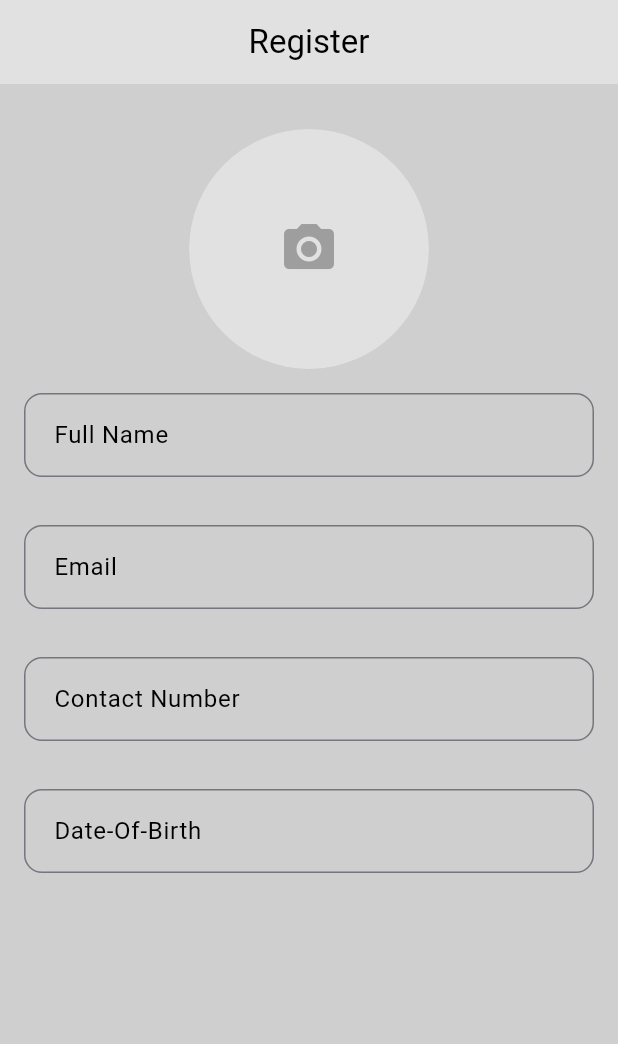
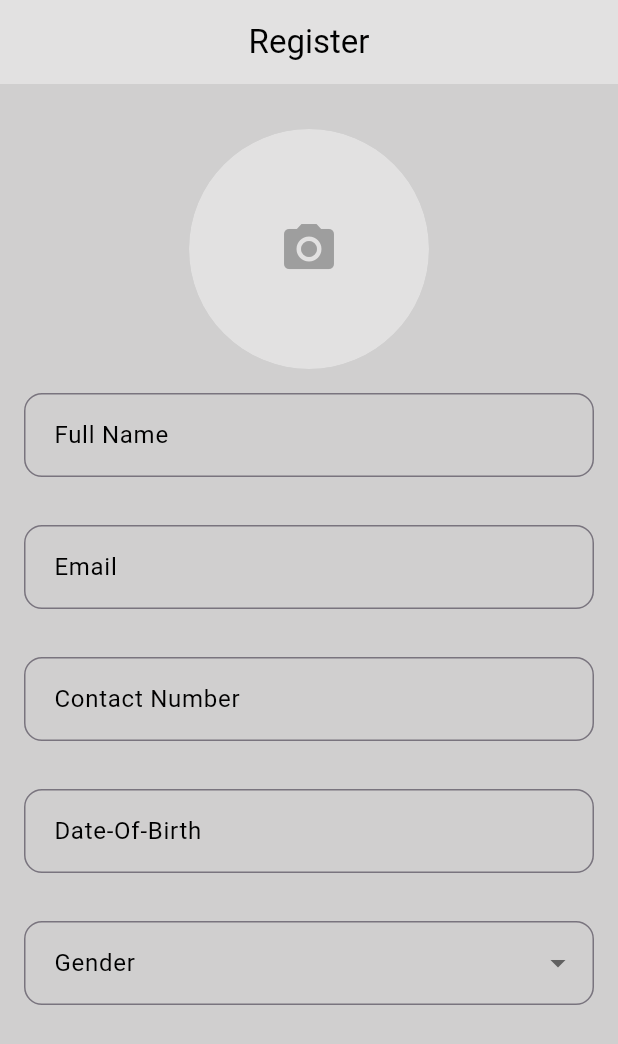
Before and after one commit to Goodwish-Engineering/Flutter-Task, a Flutter app: the screen it shows after launch, on a phone screen of 412 x 824 dp. Shown: the top 1044 px of the screen. Run offline on Flutter 3.47's test engine with Material 3 defaults, Android fonts, the light colour scheme and no system bars; our stand-ins replace email_validator, image_picker.

Commit message:
Added Gender Drop down

```diff
--- a/lib/models/student.dart
+++ b/lib/models/student.dart
@@ -2,7 +2,7 @@ class Student {
   final String fullName;
   final String email;
   final String contactNumber;
-  final DateTime dateOfBirth;
+  final String dateOfBirth;
   final String gender;
   final String profilePath;
 
--- a/lib/screens/display.dart
+++ b/lib/screens/display.dart
@@ -1,10 +1,11 @@
 import 'package:flutter/material.dart';
+import 'package:task/components/unfocus_on_tap.dart';
 
 class DisplayScreen extends StatelessWidget {
   const DisplayScreen({super.key});
 
   @override
   Widget build(BuildContext context) {
-    return Container();
+    return UnFocusOnTap(child: Scaffold());
   }
 }
--- a/lib/screens/registration.dart
+++ b/lib/screens/registration.dart
@@ -1,11 +1,14 @@
 import 'dart:io';
-import 'dart:nativewrappers/_internal/vm/lib/ffi_native_type_patch.dart';
 import 'package:email_validator/email_validator.dart';
 import 'package:flutter/material.dart';
 import 'package:image_picker/image_picker.dart';
+import 'package:provider/provider.dart';
 import 'package:task/components/my_text_field.dart';
 import 'package:task/components/unfocus_on_tap.dart';
 import 'package:task/constants/const_var.dart';
+import 'package:task/models/student.dart';
+import 'package:task/provider/student_provider.dart';
+import 'package:task/screens/display.dart';
 
 class RegistrationScreen extends StatefulWidget {
   const RegistrationScreen({super.key});
@@ -20,6 +23,8 @@ class _RegistrationScreenState extends State<RegistrationScreen> {
   late final TextEditingController _contactNumberController;
   late final TextEditingController _dobController;
   File? _pickedImage;
+  String? _selectedGender;
+  final List<String> _genders = ['Male', 'Female', 'Other'];
 
   bool _canSubmit = false;
 
@@ -67,6 +72,7 @@ class _RegistrationScreenState extends State<RegistrationScreen> {
         _fullNameController.text.isNotEmpty &&
         _contactNumberController.text.isNotEmpty &&
         _dobController.text.isNotEmpty &&
+        _selectedGender != null &&
         _pickedImage != null;
 
     if (_canSubmit != isValid) {
@@ -167,6 +173,44 @@ class _RegistrationScreenState extends State<RegistrationScreen> {
                     ),
                   ),
                 ),
+                Padding(
+                  padding: const EdgeInsets.all(16.0),
+                  child: SizedBox(
+                    child: DropdownButtonFormField<String>(
+                      value: _selectedGender,
+                      items: _genders
+                          .map(
+                            (String gender) => DropdownMenuItem<String>(
+                              value: gender,
+                              child: Text(gender),
+                            ),
+                          )
+                          .toList(),
+                      onChanged: (String? newGender) {
+                        setState(() {
+                          _selectedGender = newGender;
+                          _validateForm();
+                        });
+                      },
+                      decoration: InputDecoration(
+                        labelText: 'Gender',
+                        labelStyle: const TextStyle(color: Colors.black),
+                        contentPadding: const EdgeInsets.all(16),
+                        border: OutlineInputBorder(
+                          borderRadius: BorderRadius.circular(12),
+                        ),
+                        focusedBorder: OutlineInputBorder(
+                          borderSide: const BorderSide(
+                            color: Colors.black,
+                            width: 2,
+                          ),
+                          borderRadius: BorderRadius.circular(12),
+                        ),
+                      ),
+                      dropdownColor: Colors.white,
+                    ),
+                  ),
+                ),
                 Align(
                   alignment: Alignment.bottomRight,
                   child: Visibility(
@@ -177,7 +221,37 @@ class _RegistrationScreenState extends State<RegistrationScreen> {
                         style: ElevatedButton.styleFrom(
                           backgroundColor: Colors.lightGreen,
                         ),
-                        onPressed: () {},
+                        onPressed: () {
+                          final Student student = Student(
+                            fullName: _fullNameController.text.trim(),
+                            email: _emailController.text.trim(),
+                            contactNumber: _contactNumberController.text.trim(),
+                            dateOfBirth: _dobController.text.trim(),
+                            profilePath: _pickedImage!.path,
+                            gender: _selectedGender!,
+                          );
+
+                          Provider.of<StudentProvider>(
+                            context,
+                            listen: false,
+                          ).setStudent(student);
+
+                          ScaffoldMessenger.of(context).showSnackBar(
+                            const SnackBar(
+                              content: Text(
+                                'Student profile saved successfully!',
+                              ),
+                            ),
+                          );
+
+                          Navigator.of(context).pushAndRemoveUntil(
+                            MaterialPageRoute<Widget>(
+                              builder: (BuildContext context) =>
+                                  const DisplayScreen(),
+                            ),
+                            (Route<dynamic> route) => false,
+                          );
+                        },
                         label: const Text(
                           'Submit',
                           style: TextStyle(color: Colors.white),
```
Also changed, not shown: 1 other file.
